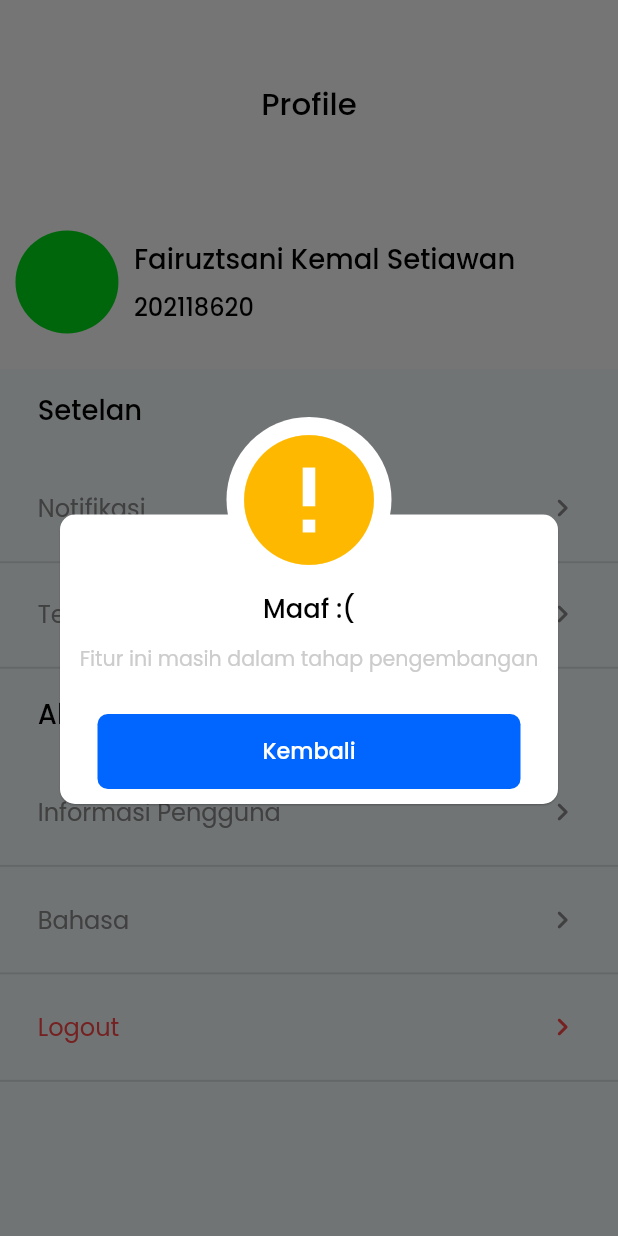
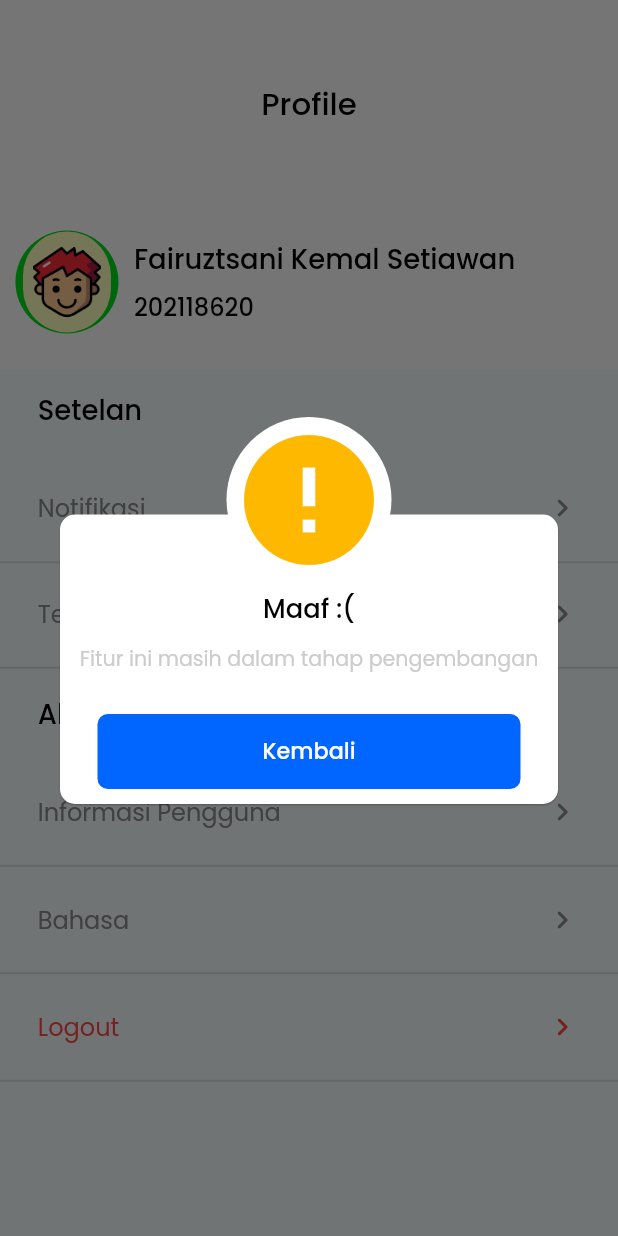
Before and after one commit to favjiw/sencefromvence, a Flutter app: the ProfileScreen screen opened by its route, after a tap on "Notifikasi", on a phone screen of 412 x 824 dp. Run offline on Flutter 3.47's test engine with Material 2 defaults, Android fonts, the light colour scheme and no system bars; our stand-ins replace awesome_dialog, firebase_core, firebase_database, flutter_screenutil, geolocator, google_fonts and 5 more; missing offline and left inert: flutter_session_manager, maps_toolkit; accounts and stored records are empty.

Commit message:
change profile picture

```diff
--- a/lib/permission/permission_screen.dart
+++ b/lib/permission/permission_screen.dart
@@ -7,8 +7,6 @@ import 'package:intl/intl.dart';
 import 'package:sence_sence/shared/theme.dart';
 import 'package:sence_sence/widget/appbar.dart';
 import 'package:flutter_session_manager/flutter_session_manager.dart';
-import 'package:sence_sence/widget/botnavbar.dart';
-
 
 class PermissionScreen extends StatefulWidget {
   const PermissionScreen({Key? key}) : super(key: key);
@@ -197,14 +195,14 @@ class _PermissionScreenState extends State<PermissionScreen> {
                   'status': status,
                   'student_id': nis,
                   'time_in': timeNow.toString(),
-                  'time_out': timeReset,
+                  'time_out': timeNow.toString(),
                 });
                 buildSuccessPermissionDialog(context).show();
               },
-              child: Text("Submit", style: whiteOnBtn,),
               style: ButtonStyle(
                 backgroundColor: MaterialStateProperty.all(btnMain),
               ),
+              child: Text("Submit", style: whiteOnBtn,),
             ),
           ),
         ),
--- a/lib/profile/profile_screen.dart
+++ b/lib/profile/profile_screen.dart
@@ -18,7 +18,6 @@ class ProfileScreen extends StatefulWidget {
 class _ProfileScreenState extends State<ProfileScreen> {
   late DatabaseReference dbRef;
   int nis = 0;
-
 
   @override
   void initState() {
@@ -46,7 +45,9 @@ class _ProfileScreenState extends State<ProfileScreen> {
               child: Column(
                 crossAxisAlignment: CrossAxisAlignment.start,
                 children: [
-                  SizedBox(height: 36.h,),
+                  SizedBox(
+                    height: 36.h,
+                  ),
                   Padding(
                     padding: EdgeInsets.symmetric(horizontal: 22.w),
                     child: Row(
@@ -57,7 +58,10 @@ class _ProfileScreenState extends State<ProfileScreen> {
                           width: 35.w,
                           height: 35.h,
                         ),
-                        Text("Profile", style: appBarTitle,),
+                        Text(
+                          "Profile",
+                          style: appBarTitle,
+                        ),
                         SizedBox(
                           width: 35.w,
                           height: 35.h,
@@ -65,7 +69,9 @@ class _ProfileScreenState extends State<ProfileScreen> {
                       ],
                     ),
                   ),
-                  SizedBox(height: 45.h,),
+                  SizedBox(
+                    height: 45.h,
+                  ),
                   Row(
                     crossAxisAlignment: CrossAxisAlignment.center,
                     children: [
@@ -73,17 +79,23 @@ class _ProfileScreenState extends State<ProfileScreen> {
                         width: 9.w,
                       ),
                       Container(
+                        padding: EdgeInsets.all(5),
                         width: 60.w,
                         height: 60.h,
                         decoration: BoxDecoration(
                             color: HexColor('#00DE19'), shape: BoxShape.circle),
+                        child: Container(
+                          width: 35.w,
+                          height: 35.h,
+                          decoration: BoxDecoration(
+                            color: HexColor('#FEFFBF'),
+                            borderRadius: BorderRadius.circular(100.r),
+                          ),
                           child: Center(
-                          child: ClipRRect(
-                            borderRadius: BorderRadius.circular(100.r),
-                            child: Image.network(
-                              'https://upload.wikimedia.org/wikipedia/commons/thumb/4/49/Elon_Musk_2015.jpg/640px-Elon_Musk_2015.jpg',
-                              width: 51.22.w,
-                              height: 51.22.h,
+                              child: Image.asset(
+                                'asset/images/img-profile.png',
+                                width: 40.w,
+                                height: 40.h,
                                 fit: BoxFit.cover,
                               ),
                           ),
@@ -117,9 +129,14 @@ class _ProfileScreenState extends State<ProfileScreen> {
             SizedBox(height: 11.h),
             Padding(
               padding: EdgeInsets.symmetric(horizontal: 22.w),
-              child: Text("Setelan", style: profileItemTitle,),
+              child: Text(
+                "Setelan",
+                style: profileItemTitle,
               ),
-            SizedBox(height: 31.h,),
+            ),
+            SizedBox(
+              height: 31.h,
+            ),
             InkWell(
               onTap: () {
                 buildWarningDialog(context).show();
@@ -143,7 +160,9 @@ class _ProfileScreenState extends State<ProfileScreen> {
                       ],
                     ),
                   ),
-                  SizedBox(height: 18.h,),
+                  SizedBox(
+                    height: 18.h,
+                  ),
                   Container(
                     width: 1.sw,
                     height: 1.h,
@@ -152,7 +171,9 @@ class _ProfileScreenState extends State<ProfileScreen> {
                 ],
               ),
             ),
-            SizedBox(height: 17.h,),
+            SizedBox(
+              height: 17.h,
+            ),
             InkWell(
               onTap: () {
                 buildWarningDialog(context).show();
@@ -187,7 +208,9 @@ class _ProfileScreenState extends State<ProfileScreen> {
                       ],
                     ),
                   ),
-                  SizedBox(height: 18.h,),
+                  SizedBox(
+                    height: 18.h,
+                  ),
                   Container(
                     width: 1.sw,
                     height: 1.h,
@@ -196,12 +219,19 @@ class _ProfileScreenState extends State<ProfileScreen> {
                 ],
               ),
             ),
-            SizedBox(height: 13.h,),
+            SizedBox(
+              height: 13.h,
+            ),
             Padding(
               padding: EdgeInsets.symmetric(horizontal: 22.w),
-              child: Text("Akun", style: profileItemTitle,),
+              child: Text(
+                "Akun",
+                style: profileItemTitle,
               ),
-            SizedBox(height: 31.h,),
+            ),
+            SizedBox(
+              height: 31.h,
+            ),
             InkWell(
               onTap: () {
                 buildWarningDialog(context).show();
@@ -225,7 +255,9 @@ class _ProfileScreenState extends State<ProfileScreen> {
                       ],
                     ),
                   ),
-                  SizedBox(height: 18.h,),
+                  SizedBox(
+                    height: 18.h,
+                  ),
                   Container(
                     width: 1.sw,
                     height: 1.h,
@@ -258,7 +290,9 @@ class _ProfileScreenState extends State<ProfileScreen> {
                       ],
                     ),
                   ),
-                  SizedBox(height: 18.h,),
+                  SizedBox(
+                    height: 18.h,
+                  ),
                   Container(
                     width: 1.sw,
                     height: 1.h,
@@ -291,7 +325,9 @@ class _ProfileScreenState extends State<ProfileScreen> {
                       ],
                     ),
                   ),
-                  SizedBox(height: 18.h,),
+                  SizedBox(
+                    height: 18.h,
+                  ),
                   Container(
                     width: 1.sw,
                     height: 1.h,
@@ -342,15 +378,17 @@ class _ProfileScreenState extends State<ProfileScreen> {
         showCloseIcon: false,
         btnOkText: 'Logout',
         btnOkOnPress: () async {
-        final SharedPreferences sharedPreferences = await SharedPreferences.getInstance();
+          final SharedPreferences sharedPreferences =
+              await SharedPreferences.getInstance();
           sharedPreferences.remove('nis');
           // Navigator.pushNamed(context, '/login');
-        Navigator.pushReplacement(context, MaterialPageRoute(
+          Navigator.pushReplacement(
+            context,
+            MaterialPageRoute(
               builder: (BuildContext context) => LoginScreen(),
             ),
           );
         },
-      btnCancelOnPress: (){}
-    );
+        btnCancelOnPress: () {});
   }
 }
--- a/lib/widget/botnavbar.dart
+++ b/lib/widget/botnavbar.dart
@@ -1,7 +1,6 @@
 import 'package:awesome_dialog/awesome_dialog.dart';
 import 'package:flutter/material.dart';
 import 'package:flutter_screenutil/flutter_screenutil.dart';
-import 'package:sence_sence/history/history_screen.dart';
 import 'package:sence_sence/home/home_screen.dart';
 import 'package:sence_sence/profile/profile_screen.dart';
 import 'package:sence_sence/shared/theme.dart';
@@ -40,11 +39,6 @@ class _BotNavBarState extends State<BotNavBar> {
           height: 35.h,
         ),
         onPressed: () {
-          // Navigator.push(
-          //     context,
-          //     MaterialPageRoute(
-          //       builder: (context) => HistoryScreen(),
-          //     ));
           AwesomeDialog(
             context: context,
             dialogType: DialogType.infoReverse,
```
Also changed, not shown: lib/home/home_screen.dart (+20 -13 lines), asset/images/img-profile.png (added). Lines whose indentation alone changed are shown as unchanged.
